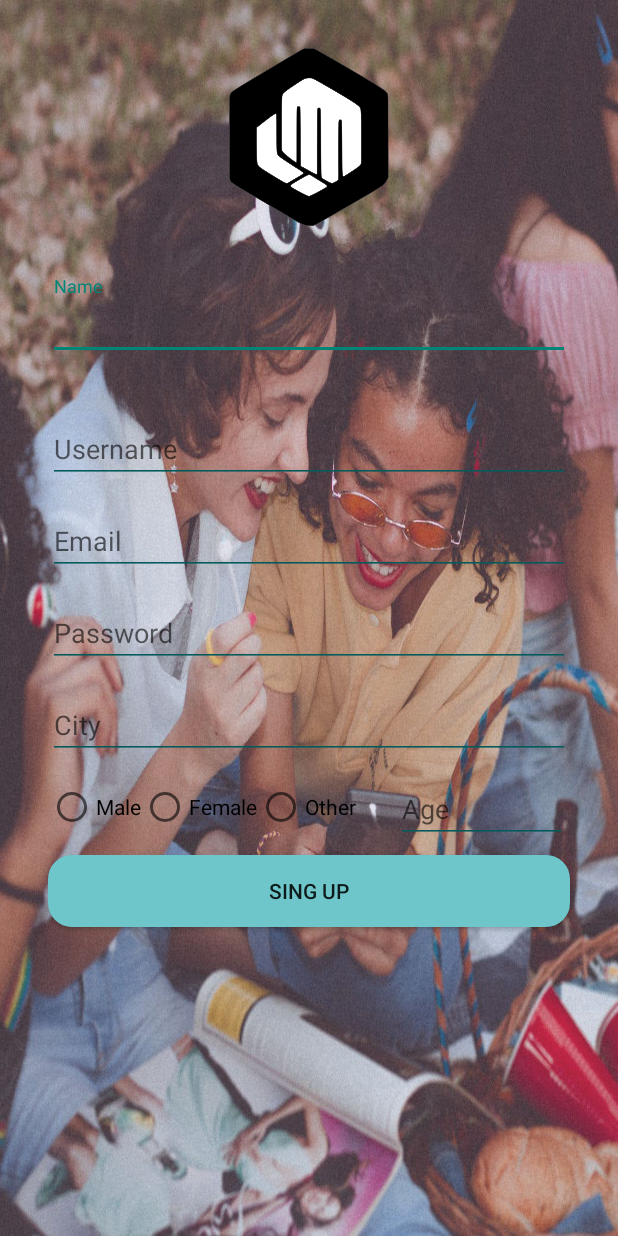
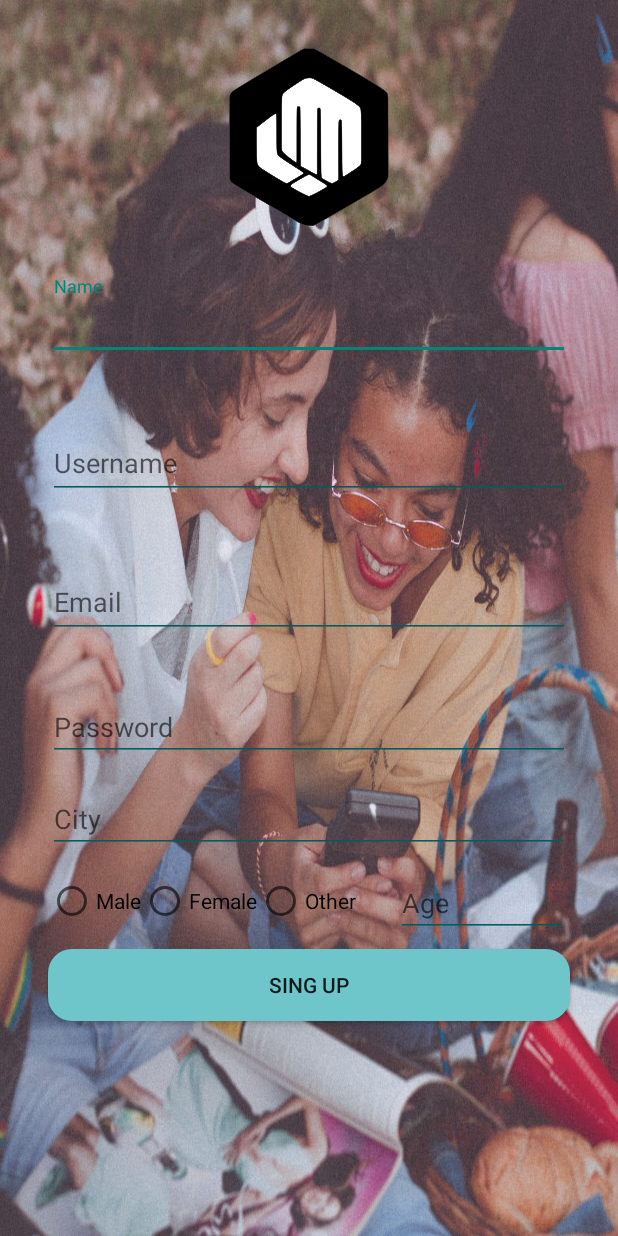
Before and after one commit to Gatherme/gatherme-ma, an Android app: the RegisterActivity screen opened directly, with no data from a screen before it, on a phone screen of 412 x 824 dp. Run offline under Robolectric (Android 15) with nearby library versions, the phone set to English and light mode, and no system bars.

Commit message:
Activity

```diff
--- a/gatherme/app/src/main/java/com/example/gatherme/Authentication/ViewModel/LoginViewModel.java
+++ b/gatherme/app/src/main/java/com/example/gatherme/Authentication/ViewModel/LoginViewModel.java
@@ -110,7 +110,6 @@ public class LoginViewModel extends ViewModel {
                 Toast.makeText(ctx,e.toString(),Toast.LENGTH_SHORT).show();
             }
         });
-
     }
 
     public void singIn() {
--- a/gatherme/app/src/main/res/layout/activity_register.xml
+++ b/gatherme/app/src/main/res/layout/activity_register.xml
@@ -52,39 +52,44 @@
             android:backgroundTint="@color/colorPrimaryDark"
             android:inputType="text"/>
     </com.google.android.material.textfield.TextInputLayout>
-
-    <EditText
+    <com.google.android.material.textfield.TextInputLayout
         android:id="@+id/usernameEditText"
         android:layout_width="match_parent"
         android:layout_height="wrap_content"
         android:layout_marginStart="32dp"
         android:layout_marginTop="16dp"
         android:layout_marginEnd="32dp"
-        android:backgroundTint="@color/colorPrimaryDark"
-        android:ems="10"
-        android:gravity="start|top"
         android:hint="@string/username"
-        android:inputType="textMultiLine"
+        app:errorEnabled="true"
         app:layout_constraintEnd_toEndOf="parent"
         app:layout_constraintHorizontal_bias="0.0"
         app:layout_constraintStart_toStartOf="parent"
-        app:layout_constraintTop_toBottomOf="@+id/nameEditText" />
+        app:layout_constraintTop_toBottomOf="@+id/nameEditText">
+        <com.google.android.material.textfield.TextInputEditText
+            android:layout_width="match_parent"
+            android:layout_height="wrap_content"
+            android:backgroundTint="@color/colorPrimaryDark"
+            android:inputType="text" />
+</com.google.android.material.textfield.TextInputLayout>
 
-    <EditText
+    <com.google.android.material.textfield.TextInputLayout
         android:id="@+id/emailEditText"
         android:layout_width="match_parent"
         android:layout_height="wrap_content"
         android:layout_marginStart="32dp"
         android:layout_marginTop="16dp"
         android:layout_marginEnd="32dp"
-        android:backgroundTint="@color/colorPrimaryDark"
-        android:ems="10"
         android:hint="@string/email"
-        android:inputType="textEmailAddress"
+        app:errorEnabled="true"
         app:layout_constraintEnd_toEndOf="parent"
         app:layout_constraintStart_toStartOf="parent"
-        app:layout_constraintTop_toBottomOf="@+id/usernameEditText" />
-
+        app:layout_constraintTop_toBottomOf="@+id/usernameEditText">
+        <com.google.android.material.textfield.TextInputEditText
+            android:layout_width="match_parent"
+            android:layout_height="wrap_content"
+            android:backgroundTint="@color/colorPrimaryDark"
+            android:inputType="textEmailAddress" />
+</com.google.android.material.textfield.TextInputLayout>
     <EditText
         android:id="@+id/passwordEditText"
         android:layout_width="match_parent"
```
